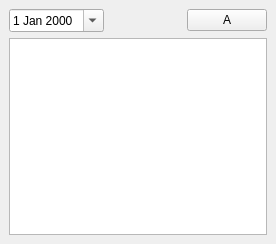
First picture: the form in accountabilityreports.ui, repository miracletech322/PersonalTaskScheduler, before the edit.
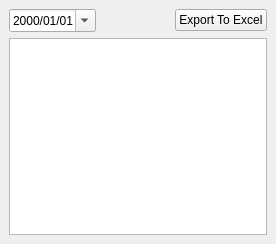
Second picture: the form after the edit.

```diff
--- a/accountabilityreports.ui
+++ b/accountabilityreports.ui
@@ -35,6 +35,9 @@
          <layout class="QHBoxLayout" name="horizontalLayout">
           <item>
            <widget class="QDateEdit" name="dateEdit">
+            <property name="displayFormat">
+             <string>yyyy/MM/dd</string>
+            </property>
             <property name="calendarPopup">
              <bool>true</bool>
             </property>
@@ -56,7 +59,7 @@
           <item>
            <widget class="QPushButton" name="btnA">
             <property name="text">
-             <string>A</string>
+             <string>Export To Excel</string>
             </property>
            </widget>
           </item>
```
Left out of the diff: 2 changed lines with no effect on the pictures.
